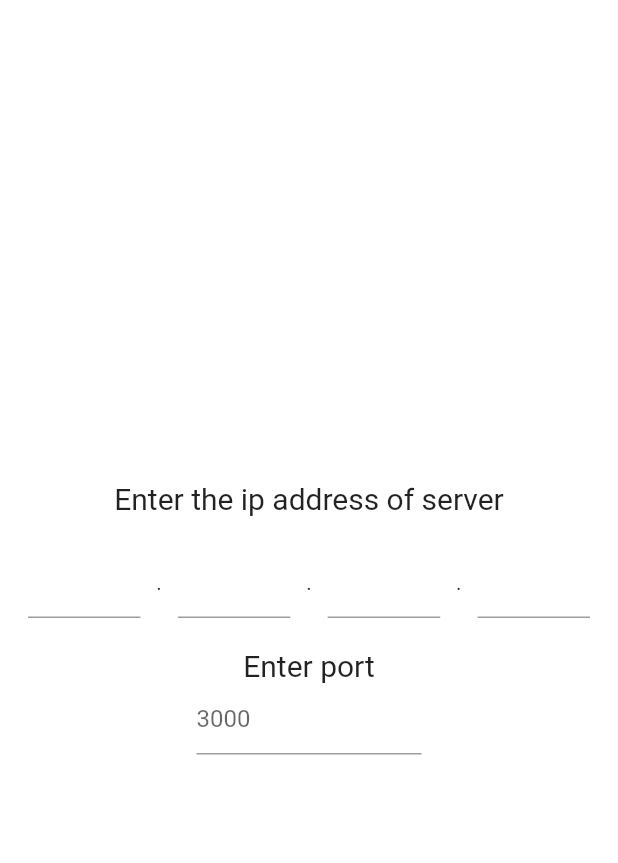
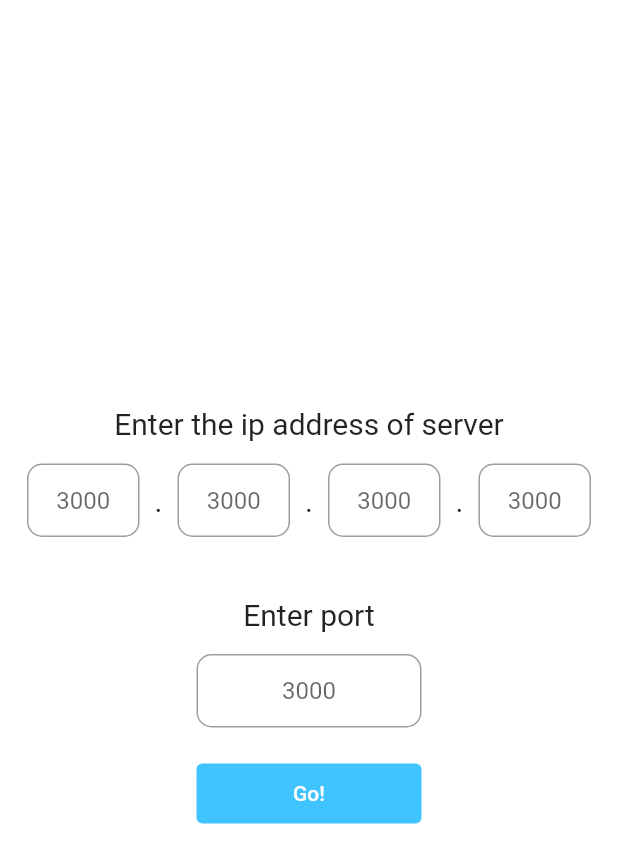
Before and after one commit to Saif-Hossain-Mredul/ne_project, a Flutter app: the screen it shows after launch, on a phone screen of 412 x 824 dp. Shown: the top 863 px of the screen. Run offline on Flutter 3.47's test engine with Material 2 defaults, Android fonts, the phone set to English and light mode, and no system bars; our stand-ins replace socket_io_client.

Commit message:
port input screen design completed

```diff
--- a/lib/view/screens/portInput/portInput.screen.dart
+++ b/lib/view/screens/portInput/portInput.screen.dart
@@ -14,53 +14,136 @@ class PortInput extends StatelessWidget {
             crossAxisAlignment: CrossAxisAlignment.center,
             mainAxisAlignment: MainAxisAlignment.center,
             children: [
-              const Text('Enter the ip address of server', style: TextStyle(fontSize: 20),),
+              const Text(
+                'Enter the ip address of server',
+                style: TextStyle(fontSize: 20),
+              ),
               const SizedBox(
-                height: 20,
+                height: 15,
               ),
               Row(
                 mainAxisAlignment: MainAxisAlignment.spaceEvenly,
-                children: const [
+                children: [
                   SizedBox(
                     width: 75,
                     child: TextField(
+                      textAlign: TextAlign.center,
                       keyboardType: TextInputType.number,
+                      decoration: InputDecoration(
+                        hintText: '3000',
+                        contentPadding: const EdgeInsets.symmetric(
+                            horizontal: 0, vertical: 15),
+                        border: OutlineInputBorder(
+                          borderSide: const BorderSide(
+                            width: 2,
+                            color: Colors.lightBlueAccent,
+                          ),
+                          borderRadius: BorderRadius.circular(10),
                         ),
                       ),
-                  Text('.'),
+                    ),
+                  ),
+                  const Text('.', style: TextStyle(fontSize: 20)),
                   SizedBox(
                     width: 75,
                     child: TextField(
+                      textAlign: TextAlign.center,
                       keyboardType: TextInputType.number,
+                      decoration: InputDecoration(
+                        hintText: '3000',
+                        contentPadding:
+                            EdgeInsets.symmetric(horizontal: 0, vertical: 15),
+                        border: OutlineInputBorder(
+                          borderSide: const BorderSide(
+                            width: 2,
+                            color: Colors.lightBlueAccent,
+                          ),
+                          borderRadius: BorderRadius.circular(10),
                         ),
                       ),
-                  Text('.'),
+                    ),
+                  ),
+                  const Text('.', style: TextStyle(fontSize: 20)),
                   SizedBox(
                     width: 75,
                     child: TextField(
+                      textAlign: TextAlign.center,
                       keyboardType: TextInputType.number,
+                      decoration: InputDecoration(
+                        hintText: '3000',
+                        contentPadding:
+                            EdgeInsets.symmetric(horizontal: 0, vertical: 15),
+                        border: OutlineInputBorder(
+                          borderSide: const BorderSide(
+                            width: 2,
+                            color: Colors.lightBlueAccent,
+                          ),
+                          borderRadius: BorderRadius.circular(10),
                         ),
                       ),
-                  Text('.'),
+                    ),
+                  ),
+                  const Text('.', style: TextStyle(fontSize: 20)),
                   SizedBox(
                     width: 75,
                     child: TextField(
+                      textAlign: TextAlign.center,
                       keyboardType: TextInputType.number,
+                      decoration: InputDecoration(
+                        hintText: '3000',
+                        contentPadding:
+                            EdgeInsets.symmetric(horizontal: 0, vertical: 15),
+                        border: OutlineInputBorder(
+                          borderSide: const BorderSide(
+                            width: 2,
+                            color: Colors.lightBlueAccent,
+                          ),
+                          borderRadius: BorderRadius.circular(10),
+                        ),
+                      ),
                     ),
                   ),
                 ],
               ),
               const SizedBox(
-                height: 20,
+                height: 40,
               ),
               const Text('Enter port', style: TextStyle(fontSize: 20)),
               const SizedBox(
+                height: 15,
+              ),
+              SizedBox(
                 width: 150,
                 child: TextField(
+                  textAlign: TextAlign.center,
                   keyboardType: TextInputType.number,
-                  decoration: InputDecoration(hintText: '3000'),
+                  decoration: InputDecoration(
+                    hintText: '3000',
+                    contentPadding:
+                        EdgeInsets.symmetric(horizontal: 0, vertical: 15),
+                    border: OutlineInputBorder(
+                      borderSide: const BorderSide(
+                        width: 2,
+                        color: Colors.lightBlueAccent,
+                      ),
+                      borderRadius: BorderRadius.circular(10),
                     ),
                   ),
+                ),
+              ),
+              const SizedBox(
+                height: 20,
+              ),
+              TextButton(
+                style: TextButton.styleFrom(
+                    foregroundColor: Colors.white,
+                    backgroundColor: Colors.lightBlueAccent,
+                    minimumSize: Size(150, 40)),
+                onPressed: () {
+                  print('Pressed');
+                },
+                child: const Text('Go!'),
+              )
             ],
           ),
         ),
```
Lines whose indentation alone changed are shown as unchanged.
